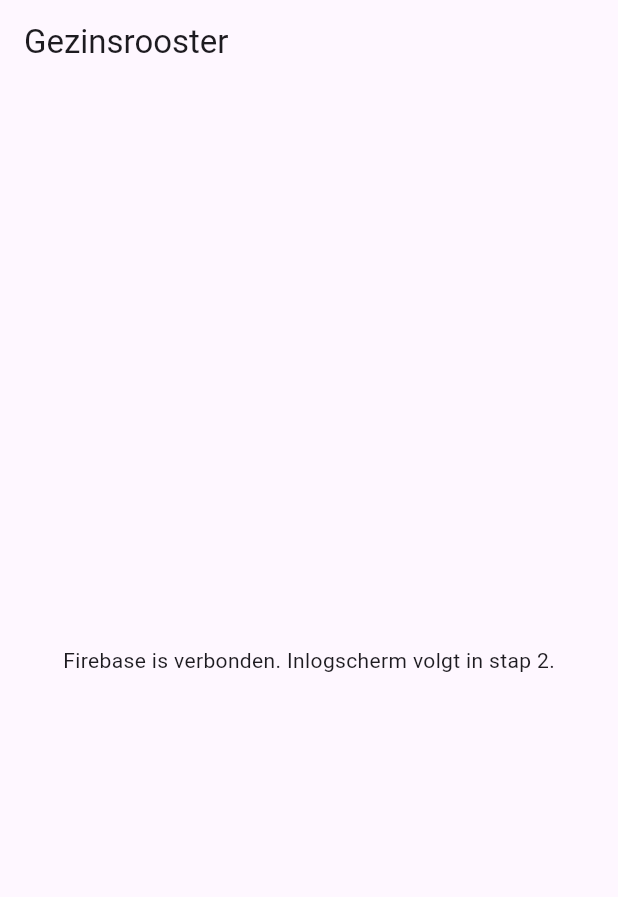
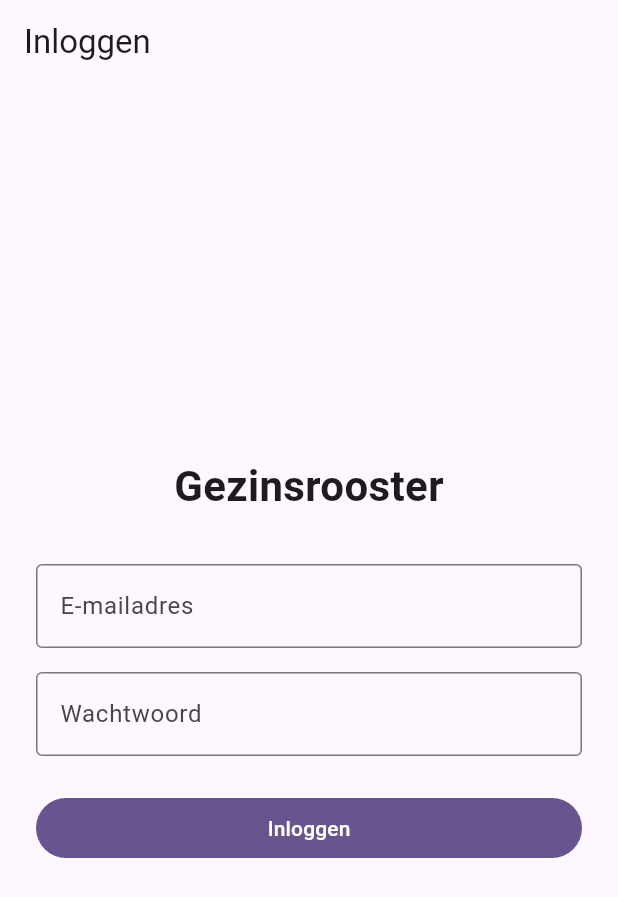
Before and after one commit to TripR27/uurrooster-app, a Flutter app: the screen it shows after launch, on a phone screen of 412 x 824 dp. Shown: the top 897 px of the screen. Run offline on Flutter 3.47's test engine with Material 3 defaults, Android fonts, the phone set to English and light mode, and no system bars; our stand-ins replace firebase_auth, firebase_core; accounts and stored records are empty; statements that could not run were skipped.

Commit message:
Stap 2: inlogscherm met Firebase Authentication
- LoginScreen: e-mail/wachtwoord formulier met validatie, laadstatus en
  vertaalde Firebase-foutmeldingen.
- AuthGate: schakelt op basis van authStateChanges() automatisch tussen
  LoginScreen en HomeScreen, zonder dat die schermen zelf hoeven te
  navigeren.
- HomeScreen: placeholder die de ingelogde gebruiker + een uitlogknop toont.
- .claude/launch.json toegevoegd zodat de webversie als preview-server kan
  draaien (flutter run -d web-server --dart-define-from-file=.env).

Er is bewust geen registratiescherm: de 3 accounts worden handmatig door de
beheerder aangemaakt via de Firebase Console (zie PROJECT_SPEC.md, sectie 11).

Co-Authored-By: Claude Sonnet 5 <noreply@anthropic.com>

```diff
--- /dev/null
+++ b/lib/auth_gate.dart
@@ -0,0 +1,40 @@
+import 'package:firebase_auth/firebase_auth.dart';
+import 'package:flutter/material.dart';
+
+import 'screens/home_screen.dart';
+import 'screens/login_screen.dart';
+
+/// Bepaalt of de gebruiker het inlogscherm of het beveiligde deel van de
+/// app te zien krijgt, op basis van de actuele Firebase-inlogstatus.
+///
+/// `authStateChanges()` is een Stream die een nieuwe waarde uitzendt
+/// telkens wanneer een gebruiker inlogt of uitlogt (en éénmalig bij het
+/// opstarten van de app, met de dan al gecachte login-status). Door hier
+/// met een [StreamBuilder] op te reageren, hoeven LoginScreen en HomeScreen
+/// zelf geen navigatie te regelen: inloggen/uitloggen doet dat automatisch.
+class AuthGate extends StatelessWidget {
+  const AuthGate({super.key});
+
+  @override
+  Widget build(BuildContext context) {
+    return StreamBuilder<User?>(
+      stream: FirebaseAuth.instance.authStateChanges(),
+      builder: (context, snapshot) {
+        // Nog geen antwoord van Firebase gehad (gebeurt kort bij het
+        // opstarten): toon een laadindicator i.p.v. even het inlogscherm
+        // te flitsen.
+        if (snapshot.connectionState == ConnectionState.waiting) {
+          return const Scaffold(
+            body: Center(child: CircularProgressIndicator()),
+          );
+        }
+
+        final gebruiker = snapshot.data;
+        if (gebruiker == null) {
+          return const LoginScreen();
+        }
+        return const HomeScreen();
+      },
+    );
+  }
+}
--- a/lib/main.dart
+++ b/lib/main.dart
@@ -1,9 +1,12 @@
 import 'package:firebase_core/firebase_core.dart';
 import 'package:flutter/material.dart';
 
+import 'auth_gate.dart';
 import 'firebase_options.dart';
 
 void main() async {
+  // Nodig omdat Firebase.initializeApp() al Flutter-bindings gebruikt
+  // vóórdat runApp() dat normaal gesproken zelf zou doen.
   WidgetsFlutterBinding.ensureInitialized();
   await Firebase.initializeApp(options: DefaultFirebaseOptions.currentPlatform);
   runApp(const MyApp());
@@ -20,21 +23,9 @@ class MyApp extends StatelessWidget {
         colorScheme: ColorScheme.fromSeed(seedColor: Colors.deepPurple),
         useMaterial3: true,
       ),
-      home: const HomePage(),
+      // AuthGate beslist zelf of het inlogscherm of het startscherm getoond
+      // wordt, op basis van de Firebase-inlogstatus (zie auth_gate.dart).
+      home: const AuthGate(),
     );
   }
 }
-
-class HomePage extends StatelessWidget {
-  const HomePage({super.key});
-
-  @override
-  Widget build(BuildContext context) {
-    return Scaffold(
-      appBar: AppBar(title: const Text('Gezinsrooster')),
-      body: const Center(
-        child: Text('Firebase is verbonden. Inlogscherm volgt in stap 2.'),
-      ),
-    );
-  }
-}
--- /dev/null
+++ b/lib/screens/login_screen.dart
@@ -0,0 +1,180 @@
+import 'package:firebase_auth/firebase_auth.dart';
+import 'package:flutter/material.dart';
+
+/// Inlogscherm met e-mail + wachtwoord.
+///
+/// Dit scherm meldt de gebruiker aan bij Firebase Authentication. Als het
+/// inloggen lukt, verandert `FirebaseAuth.instance.authStateChanges()` van
+/// waarde en schakelt de [AuthGate] (zie auth_gate.dart) automatisch door
+/// naar het beveiligde deel van de app — dit scherm hoeft zelf niet te
+/// navigeren.
+///
+/// Er is bewust GEEN "registreer je hier"-optie: dit is een privé-gezinsapp
+/// met maar 3 accounts, die de beheerder zelf handmatig aanmaakt via de
+/// Firebase Console (zie PROJECT_SPEC.md, sectie 11).
+class LoginScreen extends StatefulWidget {
+  const LoginScreen({super.key});
+
+  @override
+  State<LoginScreen> createState() => _LoginScreenState();
+}
+
+class _LoginScreenState extends State<LoginScreen> {
+  // GlobalKey geeft toegang tot de Form, o.a. om validate() aan te roepen.
+  final _formKey = GlobalKey<FormState>();
+
+  final _emailController = TextEditingController();
+  final _passwordController = TextEditingController();
+
+  // Wordt getoond terwijl Firebase aan het inloggen is, om de knop te
+  // deactiveren en dubbele aanvragen te voorkomen.
+  bool _bezigMetInloggen = false;
+
+  // Foutmelding van Firebase (bv. "verkeerd wachtwoord"), leeg = geen fout.
+  String? _foutmelding;
+
+  @override
+  void dispose() {
+    // Controllers altijd opruimen om geheugenlekken te voorkomen.
+    _emailController.dispose();
+    _passwordController.dispose();
+    super.dispose();
+  }
+
+  Future<void> _logIn() async {
+    // Eerst de veldvalidatie (leeg/ongeldig e-mailadres) laten lopen; pas
+    // daarna Firebase benaderen.
+    if (!_formKey.currentState!.validate()) return;
+
+    setState(() {
+      _bezigMetInloggen = true;
+      _foutmelding = null;
+    });
+
+    try {
+      await FirebaseAuth.instance.signInWithEmailAndPassword(
+        email: _emailController.text.trim(),
+        password: _passwordController.text,
+      );
+      // Geen navigatie nodig: AuthGate luistert naar authStateChanges en
+      // toont automatisch het volgende scherm zodra het inloggen lukt.
+    } on FirebaseAuthException catch (e) {
+      setState(() {
+        _foutmelding = _vertaalFoutmelding(e.code);
+      });
+    } finally {
+      // `mounted` check: als de gebruiker intussen van scherm wisselde
+      // (bv. AuthGate toont al de volgende pagina), niet meer setState
+      // aanroepen op een widget die niet meer bestaat.
+      if (mounted) {
+        setState(() {
+          _bezigMetInloggen = false;
+        });
+      }
+    }
+  }
+
+  /// Vertaalt Firebase-foutcodes naar begrijpelijke Nederlandse tekst.
+  String _vertaalFoutmelding(String code) {
+    switch (code) {
+      case 'invalid-email':
+        return 'Dit e-mailadres is ongeldig.';
+      case 'user-disabled':
+        return 'Dit account is uitgeschakeld.';
+      case 'user-not-found':
+      case 'invalid-credential':
+        return 'E-mailadres of wachtwoord is onjuist.';
+      case 'wrong-password':
+        return 'E-mailadres of wachtwoord is onjuist.';
+      case 'too-many-requests':
+        return 'Te veel pogingen. Probeer het later opnieuw.';
+      default:
+        return 'Inloggen is mislukt (code: $code).';
+    }
+  }
+
+  @override
+  Widget build(BuildContext context) {
+    return Scaffold(
+      appBar: AppBar(title: const Text('Inloggen')),
+      body: Center(
+        child: SingleChildScrollView(
+          padding: const EdgeInsets.all(24),
+          child: Form(
+            key: _formKey,
+            child: ConstrainedBox(
+              // Op web/desktop niet de volle breedte gebruiken, dat oogt raar.
+              constraints: const BoxConstraints(maxWidth: 400),
+              child: Column(
+                mainAxisSize: MainAxisSize.min,
+                crossAxisAlignment: CrossAxisAlignment.stretch,
+                children: [
+                  const Text(
+                    'Gezinsrooster',
+                    textAlign: TextAlign.center,
+                    style: TextStyle(fontSize: 28, fontWeight: FontWeight.bold),
+                  ),
+                  const SizedBox(height: 32),
+                  TextFormField(
+                    controller: _emailController,
+                    keyboardType: TextInputType.emailAddress,
+                    autofillHints: const [AutofillHints.email],
+                    decoration: const InputDecoration(
+                      labelText: 'E-mailadres',
+                      border: OutlineInputBorder(),
+                    ),
+                    validator: (waarde) {
+                      if (waarde == null || waarde.trim().isEmpty) {
+                        return 'Vul je e-mailadres in.';
+                      }
+                      return null;
+                    },
+                  ),
+                  const SizedBox(height: 16),
+                  TextFormField(
+                    controller: _passwordController,
+                    obscureText: true,
+                    autofillHints: const [AutofillHints.password],
+                    decoration: const InputDecoration(
+                      labelText: 'Wachtwoord',
+                      border: OutlineInputBorder(),
+                    ),
+                    // Enter in het wachtwoordveld logt meteen in.
+                    onFieldSubmitted: (_) => _logIn(),
+                    validator: (waarde) {
+                      if (waarde == null || waarde.isEmpty) {
+                        return 'Vul je wachtwoord in.';
+                      }
+                      return null;
+                    },
+                  ),
+                  if (_foutmelding != null) ...[
+                    const SizedBox(height: 16),
+                    Text(
+                      _foutmelding!,
+                      style: TextStyle(color: Theme.of(context).colorScheme.error),
+                      textAlign: TextAlign.center,
+                    ),
+                  ],
+                  const SizedBox(height: 24),
+                  FilledButton(
+                    // Knop uitschakelen tijdens het inloggen, zodat je niet
+                    // twee keer op "Inloggen" kan klikken.
+                    onPressed: _bezigMetInloggen ? null : _logIn,
+                    child: _bezigMetInloggen
+                        ? const SizedBox(
+                            height: 20,
+                            width: 20,
+                            child: CircularProgressIndicator(strokeWidth: 2),
+                          )
+                        : const Text('Inloggen'),
+                  ),
+                ],
+              ),
+            ),
+          ),
+        ),
+      ),
+    );
+  }
+}
```
Also changed, not shown: lib/screens/home_screen.dart (added, +36 -0 lines), .claude/launch.json (added), 1 other file.
